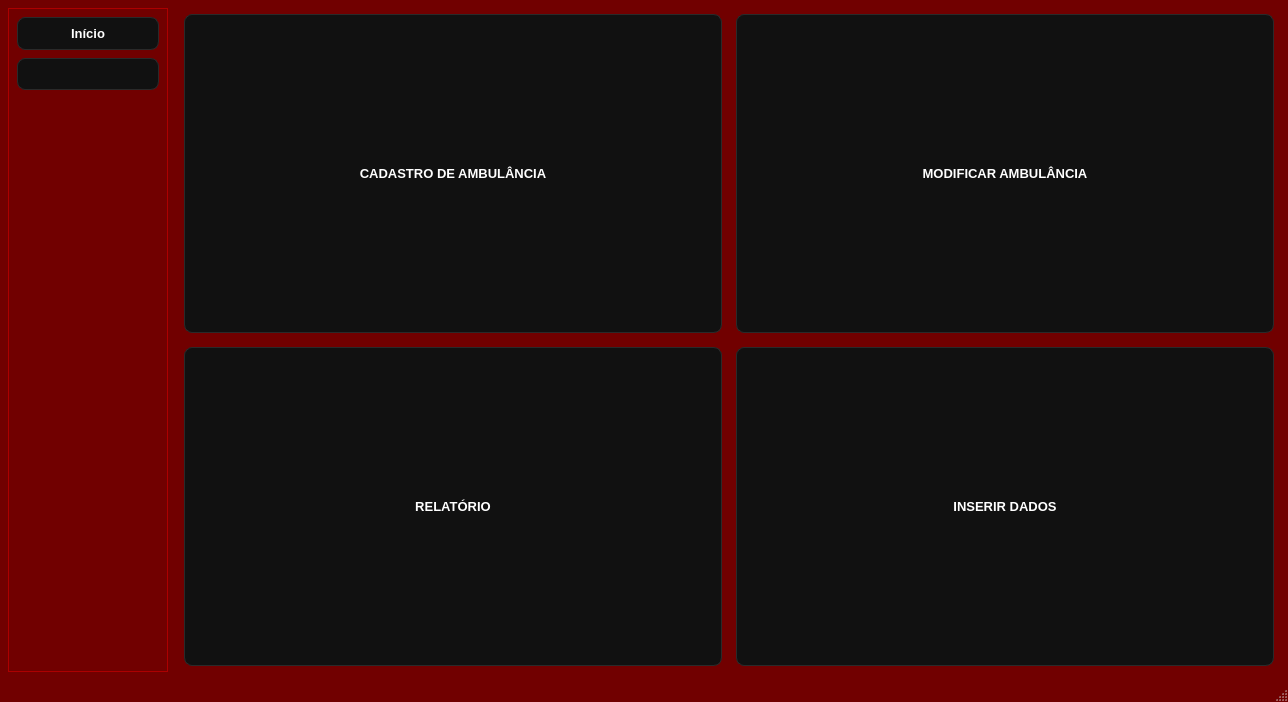
Old version of the form TELAS/MENU1.UI in the repository llucasgustavo23-cyber/sistema.
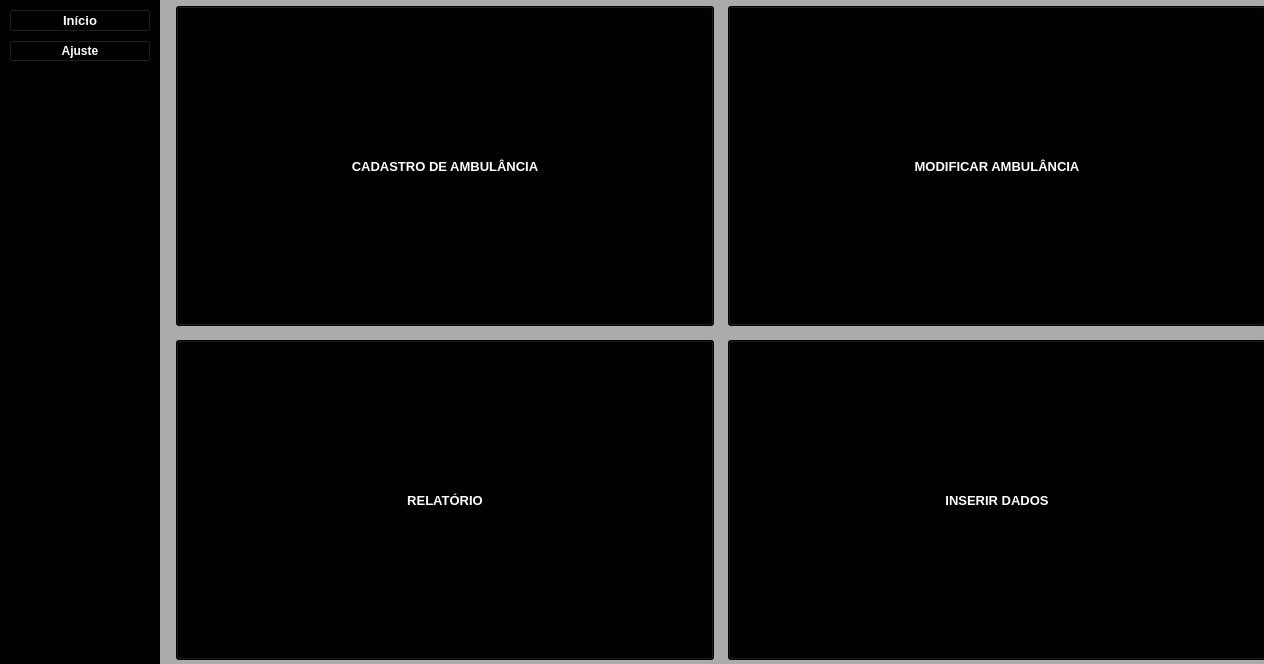
New version of the form. Icons and pictures are not drawn.

The edit to the form file:
```diff
--- a/TELAS/MENU1.UI
+++ b/TELAS/MENU1.UI
@@ -1,475 +1,31 @@
 <?xml version="1.0" encoding="UTF-8"?>
 <ui version="4.0">
- <class>MainWindow</class>
- <widget class="QMainWindow" name="MainWindow">
+ <class>Form</class>
+ <widget class="QWidget" name="Form">
   <property name="geometry">
    <rect>
     <x>0</x>
     <y>0</y>
-    <width>1288</width>
-    <height>702</height>
+    <width>1264</width>
+    <height>664</height>
    </rect>
   </property>
-  <property name="palette">
-   <palette>
-    <active>
-     <colorrole role="WindowText">
-      <brush brushstyle="SolidPattern">
-       <color alpha="255">
-        <red>255</red>
-        <green>255</green>
-        <blue>255</blue>
-       </color>
-      </brush>
-     </colorrole>
-     <colorrole role="Button">
-      <brush brushstyle="SolidPattern">
-       <color alpha="255">
-        <red>113</red>
-        <green>0</green>
-        <blue>0</blue>
-       </color>
-      </brush>
-     </colorrole>
-     <colorrole role="Light">
-      <brush brushstyle="SolidPattern">
-       <color alpha="255">
-        <red>170</red>
-        <green>0</green>
-        <blue>0</blue>
-       </color>
-      </brush>
-     </colorrole>
-     <colorrole role="Midlight">
-      <brush brushstyle="SolidPattern">
-       <color alpha="255">
-        <red>141</red>
-        <green>0</green>
-        <blue>0</blue>
-       </color>
-      </brush>
-     </colorrole>
-     <colorrole role="Dark">
-      <brush brushstyle="SolidPattern">
-       <color alpha="255">
-        <red>56</red>
-        <green>0</green>
-        <blue>0</blue>
-       </color>
-      </brush>
-     </colorrole>
-     <colorrole role="Mid">
-      <brush brushstyle="SolidPattern">
-       <color alpha="255">
-        <red>75</red>
-        <green>0</green>
-        <blue>0</blue>
-       </color>
-      </brush>
-     </colorrole>
-     <colorrole role="Text">
-      <brush brushstyle="SolidPattern">
-       <color alpha="255">
-        <red>255</red>
-        <green>255</green>
-        <blue>255</blue>
-       </color>
-      </brush>
-     </colorrole>
-     <colorrole role="BrightText">
-      <brush brushstyle="SolidPattern">
-       <color alpha="255">
-        <red>255</red>
-        <green>255</green>
-        <blue>255</blue>
-       </color>
-      </brush>
-     </colorrole>
-     <colorrole role="ButtonText">
-      <brush brushstyle="SolidPattern">
-       <color alpha="255">
-        <red>255</red>
-        <green>255</green>
-        <blue>255</blue>
-       </color>
-      </brush>
-     </colorrole>
-     <colorrole role="Base">
-      <brush brushstyle="SolidPattern">
-       <color alpha="255">
-        <red>0</red>
-        <green>0</green>
-        <blue>0</blue>
-       </color>
-      </brush>
-     </colorrole>
-     <colorrole role="Window">
-      <brush brushstyle="SolidPattern">
-       <color alpha="255">
-        <red>113</red>
-        <green>0</green>
-        <blue>0</blue>
-       </color>
-      </brush>
-     </colorrole>
-     <colorrole role="Shadow">
-      <brush brushstyle="SolidPattern">
-       <color alpha="255">
-        <red>0</red>
-        <green>0</green>
-        <blue>0</blue>
-       </color>
-      </brush>
-     </colorrole>
-     <colorrole role="AlternateBase">
-      <brush brushstyle="SolidPattern">
-       <color alpha="255">
-        <red>56</red>
-        <green>0</green>
-        <blue>0</blue>
-       </color>
-      </brush>
-     </colorrole>
-     <colorrole role="ToolTipBase">
-      <brush brushstyle="SolidPattern">
-       <color alpha="255">
-        <red>255</red>
-        <green>255</green>
-        <blue>220</blue>
-       </color>
-      </brush>
-     </colorrole>
-     <colorrole role="ToolTipText">
-      <brush brushstyle="SolidPattern">
-       <color alpha="255">
-        <red>0</red>
-        <green>0</green>
-        <blue>0</blue>
-       </color>
-      </brush>
-     </colorrole>
-    </active>
-    <inactive>
-     <colorrole role="WindowText">
-      <brush brushstyle="SolidPattern">
-       <color alpha="255">
-        <red>255</red>
-        <green>255</green>
-        <blue>255</blue>
-       </color>
-      </brush>
-     </colorrole>
-     <colorrole role="Button">
-      <brush brushstyle="SolidPattern">
-       <color alpha="255">
-        <red>113</red>
-        <green>0</green>
-        <blue>0</blue>
-       </color>
-      </brush>
-     </colorrole>
-     <colorrole role="Light">
-      <brush brushstyle="SolidPattern">
-       <color alpha="255">
-        <red>170</red>
-        <green>0</green>
-        <blue>0</blue>
-       </color>
-      </brush>
-     </colorrole>
-     <colorrole role="Midlight">
-      <brush brushstyle="SolidPattern">
-       <color alpha="255">
-        <red>141</red>
-        <green>0</green>
-        <blue>0</blue>
-       </color>
-      </brush>
-     </colorrole>
-     <colorrole role="Dark">
-      <brush brushstyle="SolidPattern">
-       <color alpha="255">
-        <red>56</red>
-        <green>0</green>
-        <blue>0</blue>
-       </color>
-      </brush>
-     </colorrole>
-     <colorrole role="Mid">
-      <brush brushstyle="SolidPattern">
-       <color alpha="255">
-        <red>75</red>
-        <green>0</green>
-        <blue>0</blue>
-       </color>
-      </brush>
-     </colorrole>
-     <colorrole role="Text">
-      <brush brushstyle="SolidPattern">
-       <color alpha="255">
-        <red>255</red>
-        <green>255</green>
-        <blue>255</blue>
-       </color>
-      </brush>
-     </colorrole>
-     <colorrole role="BrightText">
-      <brush brushstyle="SolidPattern">
-       <color alpha="255">
-        <red>255</red>
-        <green>255</green>
-        <blue>255</blue>
-       </color>
-      </brush>
-     </colorrole>
-     <colorrole role="ButtonText">
-      <brush brushstyle="SolidPattern">
-       <color alpha="255">
-        <red>255</red>
-        <green>255</green>
-        <blue>255</blue>
-       </color>
-      </brush>
-     </colorrole>
-     <colorrole role="Base">
-      <brush brushstyle="SolidPattern">
-       <color alpha="255">
-        <red>0</red>
-        <green>0</green>
-        <blue>0</blue>
-       </color>
-      </brush>
-     </colorrole>
-     <colorrole role="Window">
-      <brush brushstyle="SolidPattern">
-       <color alpha="255">
-        <red>113</red>
-        <green>0</green>
-        <blue>0</blue>
-       </color>
-      </brush>
-     </colorrole>
-     <colorrole role="Shadow">
-      <brush brushstyle="SolidPattern">
-       <color alpha="255">
-        <red>0</red>
-        <green>0</green>
-        <blue>0</blue>
-       </color>
-      </brush>
-     </colorrole>
-     <colorrole role="AlternateBase">
-      <brush brushstyle="SolidPattern">
-       <color alpha="255">
-        <red>56</red>
-        <green>0</green>
-        <blue>0</blue>
-       </color>
-      </brush>
-     </colorrole>
-     <colorrole role="ToolTipBase">
-      <brush brushstyle="SolidPattern">
-       <color alpha="255">
-        <red>255</red>
-        <green>255</green>
-        <blue>220</blue>
-       </color>
-      </brush>
-     </colorrole>
-     <colorrole role="ToolTipText">
-      <brush brushstyle="SolidPattern">
-       <color alpha="255">
-        <red>0</red>
-        <green>0</green>
-        <blue>0</blue>
-       </color>
-      </brush>
-     </colorrole>
-    </inactive>
-    <disabled>
-     <colorrole role="WindowText">
-      <brush brushstyle="SolidPattern">
-       <color alpha="255">
-        <red>56</red>
-        <green>0</green>
-        <blue>0</blue>
-       </color>
-      </brush>
-     </colorrole>
-     <colorrole role="Button">
-      <brush brushstyle="SolidPattern">
-       <color alpha="255">
-        <red>113</red>
-        <green>0</green>
-        <blue>0</blue>
-       </color>
-      </brush>
-     </colorrole>
-     <colorrole role="Light">
-      <brush brushstyle="SolidPattern">
-       <color alpha="255">
-        <red>170</red>
-        <green>0</green>
-        <blue>0</blue>
-       </color>
-      </brush>
-     </colorrole>
-     <colorrole role="Midlight">
-      <brush brushstyle="SolidPattern">
-       <color alpha="255">
-        <red>141</red>
-        <green>0</green>
-        <blue>0</blue>
-       </color>
-      </brush>
-     </colorrole>
-     <colorrole role="Dark">
-      <brush brushstyle="SolidPattern">
-       <color alpha="255">
-        <red>56</red>
-        <green>0</green>
-        <blue>0</blue>
-       </color>
-      </brush>
-     </colorrole>
-     <colorrole role="Mid">
-      <brush brushstyle="SolidPattern">
-       <color alpha="255">
-        <red>75</red>
-        <green>0</green>
-        <blue>0</blue>
-       </color>
-      </brush>
-     </colorrole>
-     <colorrole role="Text">
-      <brush brushstyle="SolidPattern">
-       <color alpha="255">
-        <red>56</red>
-        <green>0</green>
-        <blue>0</blue>
-       </color>
-      </brush>
-     </colorrole>
-     <colorrole role="BrightText">
-      <brush brushstyle="SolidPattern">
-       <color alpha="255">
-        <red>255</red>
-        <green>255</green>
-        <blue>255</blue>
-       </color>
-      </brush>
-     </colorrole>
-     <colorrole role="ButtonText">
-      <brush brushstyle="SolidPattern">
-       <color alpha="255">
-        <red>56</red>
-        <green>0</green>
-        <blue>0</blue>
-       </color>
-      </brush>
-     </colorrole>
-     <colorrole role="Base">
-      <brush brushstyle="SolidPattern">
-       <color alpha="255">
-        <red>113</red>
-        <green>0</green>
-        <blue>0</blue>
-       </color>
-      </brush>
-     </colorrole>
-     <colorrole role="Window">
-      <brush brushstyle="SolidPattern">
-       <color alpha="255">
-        <red>113</red>
-        <green>0</green>
-        <blue>0</blue>
-       </color>
-      </brush>
-     </colorrole>
-     <colorrole role="Shadow">
-      <brush brushstyle="SolidPattern">
-       <color alpha="255">
-        <red>0</red>
-        <green>0</green>
-        <blue>0</blue>
-       </color>
-      </brush>
-     </colorrole>
-     <colorrole role="AlternateBase">
-      <brush brushstyle="SolidPattern">
-       <color alpha="255">
-        <red>113</red>
-        <green>0</green>
-        <blue>0</blue>
-       </color>
-      </brush>
-     </colorrole>
-     <colorrole role="ToolTipBase">
-      <brush brushstyle="SolidPattern">
-       <color alpha="255">
-        <red>255</red>
-        <green>255</green>
-        <blue>220</blue>
-       </color>
-      </brush>
-     </colorrole>
-     <colorrole role="ToolTipText">
-      <brush brushstyle="SolidPattern">
-       <color alpha="255">
-        <red>0</red>
-        <green>0</green>
-        <blue>0</blue>
-       </color>
-      </brush>
-     </colorrole>
-    </disabled>
-   </palette>
-  </property>
   <property name="windowTitle">
    <string>Sistema de Gerenciamento</string>
   </property>
   <property name="styleSheet">
-   <string notr="true">/* Alvo genérico: todo QAbstractButton */
-QAbstractButton {
-    color: #ffffff;                 /* texto branco */
-    background-color: #111111;      /* fundo preto */
-    border: 1px solid #2a2a2a;
-    border-radius: 8px;
-    padding: 8px 12px;
-}
-
-/* Hover / Pressed / Disabled para feedback visual */
-QAbstractButton:hover {
-    background-color: #1a1a1a;
-}
-QAbstractButton:pressed {
-    background-color: #0d0d0d;
-}
-QAbstractButton:disabled {
-    color: #7a7a7a;
-    background-color: #2b2b2b;
-    border-color: #3a3a3a;
-}</string>
+   <string notr="true">background-color: rgb(170, 0, 0);
+background-color: rgb(171, 171, 171);</string>
   </property>
-  <widget class="QWidget" name="centralwidget">
-   <layout class="QHBoxLayout" name="horizontalLayout" stretch="0,1">
-    <property name="spacing">
-     <number>10</number>
-    </property>
-    <property name="leftMargin">
-     <number>8</number>
-    </property>
-    <property name="topMargin">
-     <number>8</number>
-    </property>
-    <property name="rightMargin">
-     <number>8</number>
-    </property>
-    <property name="bottomMargin">
-     <number>8</number>
-    </property>
-    <item>
      <widget class="QFrame" name="menuLateral">
+   <property name="geometry">
+    <rect>
+     <x>0</x>
+     <y>0</y>
+     <width>160</width>
+     <height>666</height>
+    </rect>
+   </property>
       <property name="sizePolicy">
        <sizepolicy hsizetype="Fixed" vsizetype="Expanding">
         <horstretch>0</horstretch>
@@ -503,7 +59,7 @@
          <colorrole role="Button">
           <brush brushstyle="SolidPattern">
            <color alpha="255">
-            <red>223</red>
+         <red>0</red>
             <green>0</green>
             <blue>0</blue>
            </color>
@@ -575,16 +131,16 @@
          <colorrole role="Base">
           <brush brushstyle="SolidPattern">
            <color alpha="255">
-            <red>255</red>
-            <green>255</green>
-            <blue>255</blue>
+         <red>0</red>
+         <green>0</green>
+         <blue>0</blue>
            </color>
           </brush>
          </colorrole>
          <colorrole role="Window">
           <brush brushstyle="SolidPattern">
            <color alpha="255">
-            <red>223</red>
+         <red>0</red>
             <green>0</green>
             <blue>0</blue>
            </color>
@@ -640,7 +196,7 @@
          <colorrole role="Button">
           <brush brushstyle="SolidPattern">
            <color alpha="255">
-            <red>223</red>
+         <red>0</red>
             <green>0</green>
             <blue>0</blue>
            </color>
@@ -712,16 +268,16 @@
          <colorrole role="Base">
           <brush brushstyle="SolidPattern">
            <color alpha="255">
-            <red>255</red>
-            <green>255</green>
-            <blue>255</blue>
+         <red>0</red>
+         <green>0</green>
+         <blue>0</blue>
            </color>
           </brush>
          </colorrole>
          <colorrole role="Window">
           <brush brushstyle="SolidPattern">
            <color alpha="255">
-            <red>223</red>
+         <red>0</red>
             <green>0</green>
             <blue>0</blue>
            </color>
@@ -777,7 +333,7 @@
          <colorrole role="Button">
           <brush brushstyle="SolidPattern">
            <color alpha="255">
-            <red>223</red>
+         <red>0</red>
             <green>0</green>
             <blue>0</blue>
            </color>
@@ -849,7 +405,7 @@
          <colorrole role="Base">
           <brush brushstyle="SolidPattern">
            <color alpha="255">
-            <red>223</red>
+         <red>0</red>
             <green>0</green>
             <blue>0</blue>
            </color>
@@ -858,7 +414,7 @@
          <colorrole role="Window">
           <brush brushstyle="SolidPattern">
            <color alpha="255">
-            <red>223</red>
+         <red>0</red>
             <green>0</green>
             <blue>0</blue>
            </color>
@@ -903,6 +459,9 @@
         </disabled>
        </palette>
       </property>
+   <property name="styleSheet">
+    <string notr="true">background-color: rgb(0, 0, 0);</string>
+   </property>
       <property name="frameShape">
        <enum>QFrame::StyledPanel</enum>
       </property>
@@ -945,9 +504,9 @@
             <colorrole role="Button">
              <brush brushstyle="SolidPattern">
               <color alpha="255">
-               <red>17</red>
-               <green>17</green>
-               <blue>17</blue>
+            <red>0</red>
+            <green>0</green>
+            <blue>0</blue>
               </color>
              </brush>
             </colorrole>
@@ -1017,18 +576,18 @@
             <colorrole role="Base">
              <brush brushstyle="SolidPattern">
               <color alpha="255">
-               <red>17</red>
-               <green>17</green>
-               <blue>17</blue>
+            <red>0</red>
+            <green>0</green>
+            <blue>0</blue>
               </color>
              </brush>
             </colorrole>
             <colorrole role="Window">
              <brush brushstyle="SolidPattern">
               <color alpha="255">
-               <red>17</red>
-               <green>17</green>
-               <blue>17</blue>
+            <red>0</red>
+            <green>0</green>
+            <blue>0</blue>
               </color>
              </brush>
             </colorrole>
@@ -1044,9 +603,9 @@
             <colorrole role="AlternateBase">
              <brush brushstyle="SolidPattern">
               <color alpha="255">
-               <red>255</red>
-               <green>127</green>
-               <blue>127</blue>
+            <red>170</red>
+            <green>0</green>
+            <blue>0</blue>
               </color>
              </brush>
             </colorrole>
@@ -1082,9 +641,9 @@
             <colorrole role="Button">
              <brush brushstyle="SolidPattern">
               <color alpha="255">
-               <red>17</red>
-               <green>17</green>
-               <blue>17</blue>
+            <red>0</red>
+            <green>0</green>
+            <blue>0</blue>
               </color>
              </brush>
             </colorrole>
@@ -1154,18 +713,18 @@
             <colorrole role="Base">
              <brush brushstyle="SolidPattern">
               <color alpha="255">
-               <red>17</red>
-               <green>17</green>
-               <blue>17</blue>
+            <red>0</red>
+            <green>0</green>
+            <blue>0</blue>
               </color>
              </brush>
             </colorrole>
             <colorrole role="Window">
              <brush brushstyle="SolidPattern">
               <color alpha="255">
-               <red>17</red>
-               <green>17</green>
-               <blue>17</blue>
+            <red>0</red>
+            <green>0</green>
+            <blue>0</blue>
               </color>
              </brush>
             </colorrole>
@@ -1181,9 +740,9 @@
             <colorrole role="AlternateBase">
              <brush brushstyle="SolidPattern">
               <color alpha="255">
-               <red>255</red>
-               <green>127</green>
-               <blue>127</blue>
+            <red>170</red>
+            <green>0</green>
+            <blue>0</blue>
               </color>
              </brush>
             </colorrole>
@@ -1219,9 +778,9 @@
             <colorrole role="Button">
              <brush brushstyle="SolidPattern">
               <color alpha="255">
-               <red>43</red>
-               <green>43</green>
-               <blue>43</blue>
+            <red>0</red>
+            <green>0</green>
+            <blue>0</blue>
               </color>
              </brush>
             </colorrole>
@@ -1291,18 +850,18 @@
             <colorrole role="Base">
              <brush brushstyle="SolidPattern">
               <color alpha="255">
-               <red>43</red>
-               <green>43</green>
-               <blue>43</blue>
+            <red>0</red>
+            <green>0</green>
+            <blue>0</blue>
               </color>
              </brush>
             </colorrole>
             <colorrole role="Window">
              <brush brushstyle="SolidPattern">
               <color alpha="255">
-               <red>43</red>
-               <green>43</green>
-               <blue>43</blue>
+            <red>0</red>
+            <green>0</green>
+            <blue>0</blue>
               </color>
              </brush>
             </colorrole>
@@ -1318,7 +877,7 @@
             <colorrole role="AlternateBase">
              <brush brushstyle="SolidPattern">
               <color alpha="255">
-               <red>255</red>
+            <red>170</red>
                <green>0</green>
                <blue>0</blue>
               </color>
@@ -1353,6 +912,11 @@
            <bold>true</bold>
           </font>
          </property>
+      <property name="styleSheet">
+       <string notr="true">border-bottom-color: rgb(170, 0, 0);
+alternate-background-color: rgb(170, 0, 0);
+border-color: rgb(170, 0, 0);</string>
+      </property>
          <property name="text">
           <string>Início</string>
          </property>
@@ -1366,6 +930,15 @@
            <height>30</height>
           </size>
          </property>
+      <property name="autoDefault">
+       <bool>false</bool>
+      </property>
+      <property name="default">
+       <bool>false</bool>
+      </property>
+      <property name="flat">
+       <bool>false</bool>
+      </property>
         </widget>
        </item>
        <item>
@@ -1393,8 +966,12 @@
            <bold>true</bold>
           </font>
          </property>
+      <property name="styleSheet">
+       <string notr="true">color: rgb(255, 255, 255);
+background-color: rgb(0, 0, 0);</string>
+      </property>
          <property name="text">
-          <string/>
+       <string>Ajuste</string>
          </property>
          <property name="icon">
           <iconset>
@@ -1406,6 +983,9 @@
            <height>30</height>
           </size>
          </property>
+      <property name="flat">
+       <bool>false</bool>
+      </property>
         </widget>
        </item>
        <item>
@@ -1423,8 +1003,15 @@
        </item>
       </layout>
      </widget>
-    </item>
-    <item>
+  <widget class="QWidget" name="layoutWidget">
+   <property name="geometry">
+    <rect>
+     <x>170</x>
+     <y>0</y>
+     <width>1102</width>
+     <height>666</height>
+    </rect>
+   </property>
      <layout class="QGridLayout" name="gridLayout">
       <property name="leftMargin">
        <number>6</number>
@@ -1463,6 +1050,10 @@
           <bold>true</bold>
          </font>
         </property>
+      <property name="styleSheet">
+       <string notr="true">background-color: rgb(0, 0, 0);
+color: rgb(255, 255, 255);</string>
+      </property>
         <property name="text">
          <string>CADASTRO DE AMBULÂNCIA</string>
         </property>
@@ -1503,6 +1094,10 @@
           <bold>true</bold>
          </font>
         </property>
+      <property name="styleSheet">
+       <string notr="true">background-color: rgb(0, 0, 0);
+color: rgb(255, 255, 255);</string>
+      </property>
         <property name="text">
          <string>MODIFICAR AMBULÂNCIA</string>
         </property>
@@ -1540,6 +1135,10 @@
           <bold>true</bold>
          </font>
         </property>
+      <property name="styleSheet">
+       <string notr="true">background-color: rgb(0, 0, 0);
+color: rgb(255, 255, 255);</string>
+      </property>
         <property name="text">
          <string>RELATÓRIO</string>
         </property>
@@ -1577,6 +1176,10 @@
           <bold>true</bold>
          </font>
         </property>
+      <property name="styleSheet">
+       <string notr="true">background-color: rgb(0, 0, 0);
+color: rgb(255, 255, 255);</string>
+      </property>
         <property name="text">
          <string>INSERIR DADOS</string>
         </property>
@@ -1593,10 +1196,7 @@
        </widget>
       </item>
      </layout>
-    </item>
-   </layout>
   </widget>
-  <widget class="QStatusBar" name="statusbar"/>
  </widget>
  <resources/>
  <connections/>
```
Left out of the diff: 2 changed lines with no effect on the pictures. Lines whose indentation alone changed are shown as unchanged.
